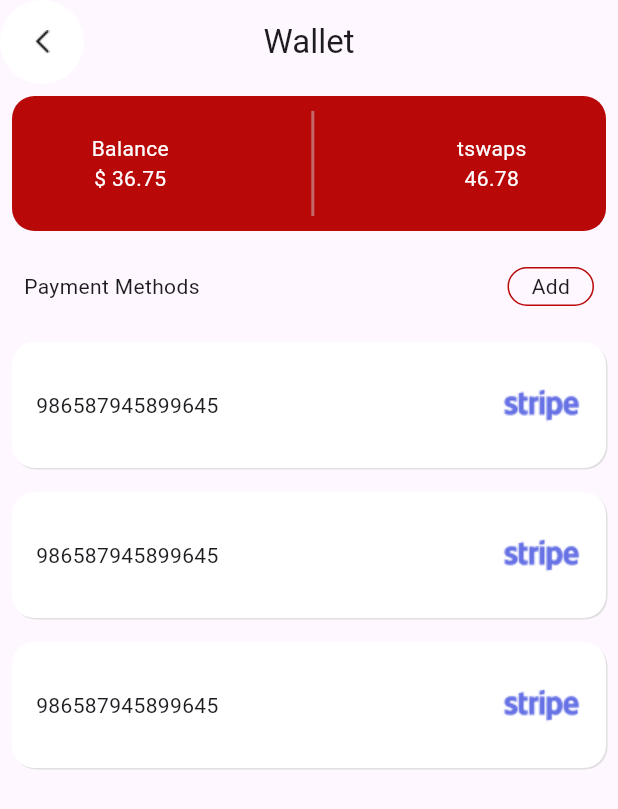
After one commit to mustakimcse/new_stack_food, a Flutter app: the WalletScreen screen opened directly, on a phone screen of 412 x 824 dp. The commit adds this screen. Shown: the top 809 px of the screen. Run offline on Flutter 3.47's test engine with Material 3 defaults, Android fonts, the phone set to English and light mode, and no system bars; our stand-ins replace cached_network_image, get, image_picker, shared_preferences; accounts and stored records are empty.

Commit message:
wallet and get coins add

```diff
--- /dev/null
+++ b/lib/screen/wallet/wallet_screen.dart
@@ -0,0 +1,180 @@
+import 'package:flutter/material.dart';
+import 'package:stack_food/util/consttants.dart';
+
+
+class WalletScreen extends StatefulWidget {
+  const WalletScreen({super.key});
+
+  @override
+  State<WalletScreen> createState() => _WalletScreenState();
+}
+
+class _WalletScreenState extends State<WalletScreen> {
+  @override
+  Widget build(BuildContext context) {
+    return Scaffold(
+      appBar: AppBar(
+        leading: Container(
+            decoration: const BoxDecoration(
+              color: Colors.white,
+              borderRadius: BorderRadius.all(Radius.circular(35)),
+
+            ),
+            child: Image.asset("assets/icon/rectangle.png")
+        ),
+        title: Text("Wallet"),
+        centerTitle: true,
+      ),
+      body: CustomScrollView(
+        slivers: [
+          SliverToBoxAdapter(
+            child: Padding(
+              padding: const EdgeInsets.all(8.0),
+              child: Container(
+                padding: const EdgeInsets.all(10),
+                decoration: const BoxDecoration(
+                  color: mrBackground,
+                  borderRadius: BorderRadius.all(Radius.circular(15))
+                ),
+                child:  Row(
+                  mainAxisAlignment: MainAxisAlignment.spaceAround,
+                  children: [
+                    const Column(
+                      children: [
+                        Text("Balance",style: TextStyle(color: Colors.white),),
+                        Text("\$ 36.75",style: TextStyle(color: Colors.white))
+                      ],
+                    ),
+
+                    SizedBox(
+                      height: 70,
+                      child: VerticalDivider(
+                        color: Color(0xffc46969),
+                        thickness: 2,
+                        width: 20,
+                      ),
+                    ),
+
+                    const Column(
+                      children: [
+                        Text("tswaps",style: TextStyle(color: Colors.white)),
+                        Text("46.78",style: TextStyle(color: Colors.white))
+                      ],
+                    ),
+                  ],
+                ),
+              ),
+            ),
+          ),
+          SliverToBoxAdapter(
+            child: Padding(
+              padding: const EdgeInsets.all(16.0),
+              child: Row(
+                mainAxisAlignment: MainAxisAlignment.spaceBetween,
+                children: [
+                  Text("Payment Methods"),
+                  Container(
+                    padding: EdgeInsets.only(left: 15,right: 15,bottom: 2,top: 2),
+                    decoration: BoxDecoration(
+                      borderRadius: BorderRadius.all(Radius.circular(25)),
+                      border: Border.all(color: mrBackground)
+                    ),
+                    child: Text("Add"),
+                  )
+                ],
+              ),
+            ),
+          ),
+
+          SliverToBoxAdapter(
+            child: Padding(
+              padding: const EdgeInsets.all(8.0),
+              child: Container(
+                padding: const EdgeInsets.symmetric(horizontal: 16,vertical: 30),
+                decoration: BoxDecoration(
+                    borderRadius: BorderRadius.all(Radius.circular(15)),
+                  color: Colors.white,
+                  boxShadow: [
+                    BoxShadow(
+                      color: Colors.grey.shade300,
+                      offset: const Offset(1, 1)
+                    )
+                  ]
+                ),
+                child: Column(
+                  children: [
+                    Row(
+                      mainAxisAlignment: MainAxisAlignment.spaceBetween,
+                      children: [
+                        const Text("986587945899645"),
+                        Image.asset("assets/icon/stripe.png")
+                      ],
+                    )
+                  ],
+                ),
+              ),
+            ),
+          ),
+          SliverToBoxAdapter(
+            child: Padding(
+              padding: const EdgeInsets.all(8.0),
+              child: Container(
+                padding: const EdgeInsets.symmetric(horizontal: 16,vertical: 30),
+                decoration: BoxDecoration(
+                    borderRadius: BorderRadius.all(Radius.circular(15)),
+                  color: Colors.white,
+                  boxShadow: [
+                    BoxShadow(
+                      color: Colors.grey.shade300,
+                      offset: const Offset(1, 1)
+                    )
+                  ]
+                ),
+                child: Column(
+                  children: [
+                    Row(
+                      mainAxisAlignment: MainAxisAlignment.spaceBetween,
+                      children: [
+                        const Text("986587945899645"),
+                        Image.asset("assets/icon/stripe.png")
+                      ],
+                    )
+                  ],
+                ),
+              ),
+            ),
+          ),
+          SliverToBoxAdapter(
+            child: Padding(
+              padding: const EdgeInsets.all(8.0),
+              child: Container(
+                padding: const EdgeInsets.symmetric(horizontal: 16,vertical: 30),
+                decoration: BoxDecoration(
+                  color: Colors.white,
+                  borderRadius: BorderRadius.all(Radius.circular(15)),
+                  boxShadow: [
+                    BoxShadow(
+                      color: Colors.grey.shade300,
+                      offset: const Offset(1, 1)
+                    )
+                  ]
+                ),
+                child: Column(
+                  children: [
+                    Row(
+                      mainAxisAlignment: MainAxisAlignment.spaceBetween,
+                      children: [
+                        const Text("986587945899645"),
+                        Image.asset("assets/icon/stripe.png")
+                      ],
+                    )
+                  ],
+                ),
+              ),
+            ),
+          ),
+        ],
+      ),
+    );
+  }
+}
```
Also changed, not shown: lib/screen/setting_screen.dart (+14 -8 lines), lib/screen/wallet/get_coins_screen.dart (added, +69 -0 lines).
